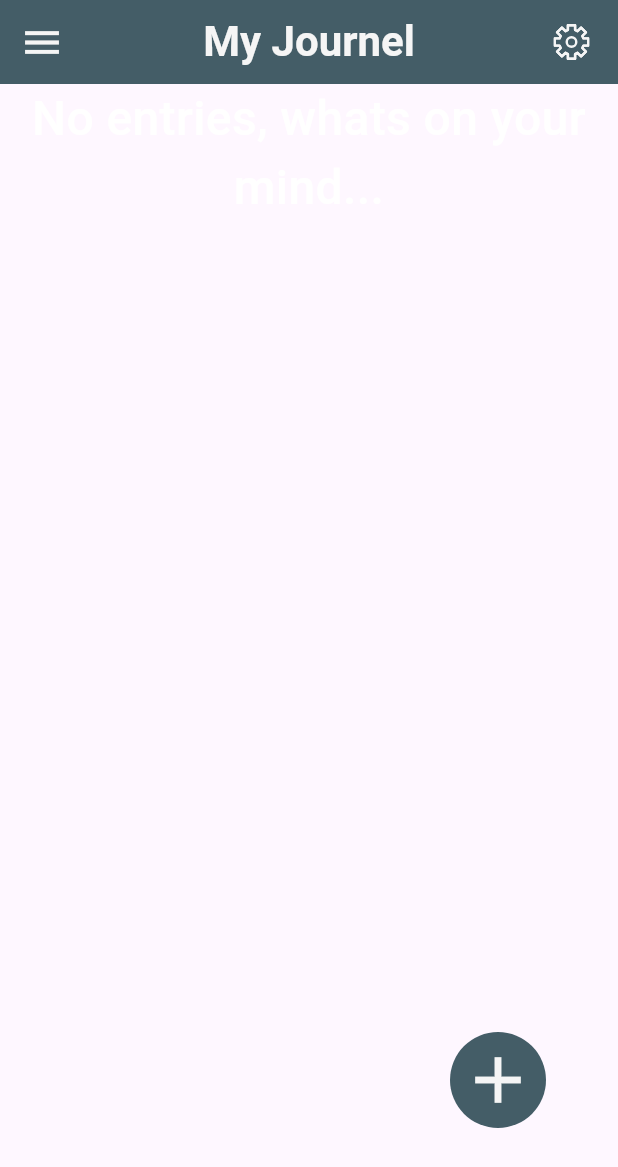
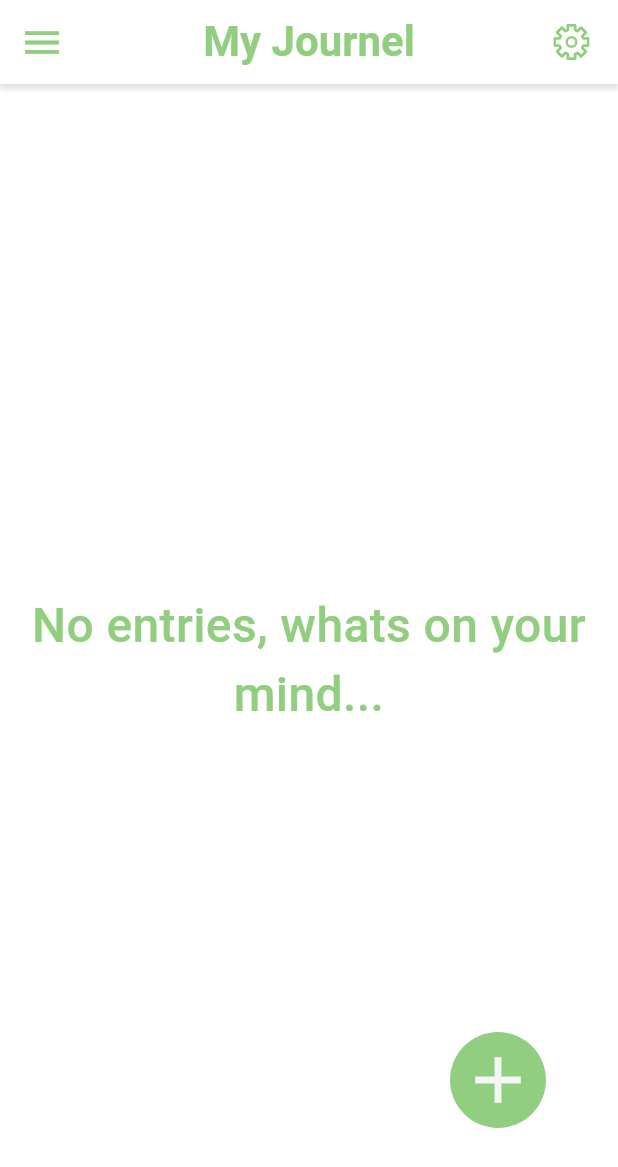
Before and after one commit to kwe92/Journal-App, a Flutter app: the JournalView screen opened by its route, on a phone screen of 412 x 824 dp. Shown: the top 1167 px of the screen. Run offline on Flutter 3.47's test engine with Material 2 defaults, Android fonts, the phone set to English and light mode, and no system bars; our stand-ins replace auto_route, email_validator, flutter_hooks, flutter_multi_formatter, flutter_secure_storage, flutter_svg and 4 more; missing offline and left inert: stacked_hooks; accounts and stored records are empty; network calls fail; statements that could not run were skipped.

Commit message:
refact: added padding to JournalContent | added shadow to AppBar | changed color globally

```diff
--- a/lib/app/theme/colors.dart
+++ b/lib/app/theme/colors.dart
@@ -7,18 +7,32 @@ class AppColors {
   // static const offGrey = lightGreen;
 
   static const offWhite = Color(0xffF5F5F5);
+
   static const blue0 = Color(0xff1e91ff);
+
   static const blue1 = Color(0xff016595);
+
   static const blueGrey0 = Color(0xff545F68);
+
   // static const journalBackground = Color(0xff00d2ff);
+
   static const journalBackground = Color(0xffffffff);
+
   static final splashColor = blue1.withOpacity(0.25);
+
   static const lightGreen = Color(0xff91ce7f);
 
   static const moodAwesome = Color(0xfffcb39c);
 
   static const moodHappy = Color(0xfffbe29c);
+
   static const moodOkay = Color(0xFF676E6A);
+
   static const moodBad = Color(0xffa9efe1);
+
   static const moodTerible = Color(0xffaed9e0);
+
+  static const appBar = lightGreen;
+
+  static final shadowColor = Colors.black.withOpacity(0.15);
 }
--- a/lib/app/theme/theme.dart
+++ b/lib/app/theme/theme.dart
@@ -6,15 +6,19 @@ class AppTheme {
   const AppTheme._();
 
   static ThemeData getTheme() => ThemeData(
+        // default Scaffold color is somewhat off white
+        scaffoldBackgroundColor: Colors.white,
         useMaterial3: true,
         appBarTheme: appBarTheme,
         textTheme: textTheme,
         inputDecorationTheme: inputTheme,
         textSelectionTheme: TextSelectionThemeData(
           cursorColor: AppColors.blue1,
+
           // selectionColor: text highlight color
           selectionColor: AppColors.blue1.withOpacity(0.15),
         ),
+
         // change selectionHandleColor on IOS
         cupertinoOverrideTheme: const CupertinoThemeData(
           primaryColor: AppColors.blue1,
@@ -25,12 +29,17 @@ class AppTheme {
 }
 
 const AppBarTheme appBarTheme = AppBarTheme(
-  backgroundColor: AppColors.offGrey,
+  // backgroundColor: AppColors.offGrey,
+  // backgroundColor: AppColors.offWhite,
+  backgroundColor: Colors.white,
+  // shadowColor: Colors.red,
+  // elevation: 1,
 );
 
 final TextTheme textTheme = TextTheme(
+  // App Bar Title styling
   titleLarge: TextStyle(
-    foreground: Paint()..color = AppColors.offWhite,
+    foreground: Paint()..color = AppColors.appBar,
     fontSize: 28,
     fontWeight: FontWeight.w700,
   ),
@@ -89,6 +98,7 @@ final lightGreenButtonTheme = OutlinedButtonThemeData(style: lightGreenButtonSty
 
 final blueButtonStyle = ButtonStyle(
   shape: resolver((states) => const StadiumBorder(side: BorderSide.none)),
+  side: resolver((state) => BorderSide.none),
   backgroundColor: resolver((states) => AppColors.blue1),
   textStyle: resolver(
     (states) => TextStyle(
@@ -100,11 +110,10 @@ final blueButtonStyle = ButtonStyle(
 );
 
 final offGreyButtonStyle = blueButtonStyle.copyWith(
-  backgroundColor: resolver((state) => AppColors.offGrey),
+  backgroundColor: resolver((state) => AppColors.offGrey.withOpacity(0.25)),
 );
 
 final lightGreenButtonStyle = blueButtonStyle.copyWith(
-  side: resolver((state) => BorderSide.none),
   backgroundColor: resolver((state) => AppColors.lightGreen),
 );
 
--- a/lib/features/addEntry/ui/add_entry_view.dart
+++ b/lib/features/addEntry/ui/add_entry_view.dart
@@ -57,7 +57,6 @@ class AddEntryView extends StatelessWidget {
             Padding(
               padding: const EdgeInsets.symmetric(horizontal: 24.0),
               child: SelectableButton(
-                  mainTheme: offGreyButtonTheme,
                   onPressed: () async {
                     if ((formKey.currentState?.validate() ?? false) && model.ready) {
                       final Response response = await model.addEntry(NewEntry(moodType: moodType, content: model.content!.trim()));
--- a/lib/features/entry/ui/entry_view.dart
+++ b/lib/features/entry/ui/entry_view.dart
@@ -69,7 +69,6 @@ class EntryView extends StatelessWidget {
               Padding(
                 padding: const EdgeInsets.symmetric(horizontal: 24.0),
                 child: SelectableButton(
-                  mainTheme: offGreyButtonTheme,
                   onPressed: () async {
                     if (model.readOnly) {
                       model.setReadOnly(false);
@@ -97,7 +96,6 @@ class EntryView extends StatelessWidget {
               Padding(
                 padding: const EdgeInsets.symmetric(horizontal: 24.0),
                 child: SelectableButton(
-                  mainTheme: offGreyButtonTheme,
                   onPressed: () async {
                     final bool deleteContinued = await toastService.popupMenu<bool>(
                       context,
--- a/lib/features/journal/ui/journal_view.dart
+++ b/lib/features/journal/ui/journal_view.dart
@@ -26,24 +26,24 @@ class JournalView extends StatelessWidget {
       builder: (context, model, child) {
         return BaseScaffold(
           title: "My Journel",
-          body: ListView.builder(
+          body: Center(
+            child: ListView.builder(
               // used to cented Text widget when there are no entries
               shrinkWrap: model.journalEntries.isEmpty ? true : false,
               itemCount: model.journalEntries.isEmpty ? 1 : model.journalEntries.length,
               itemBuilder: (BuildContext context, int i) {
                 return model.journalEntries.isEmpty
-                  ? const Center(
-                      child: Text(
+                    ? const Text(
                         "No entries, whats on your mind...",
                         textAlign: TextAlign.center,
                         style: TextStyle(
-                          color: Colors.white,
+                          color: AppColors.lightGreen,
                           fontSize: 32,
-                        ),
                         ),
                       )
                     : JournalEntry(index: i, journalEntry: model.journalEntries[i]);
               },
+            ),
           ),
           // Open menu to the side
           drawer: Drawer(
--- a/lib/features/journal/ui/widget/add_button.dart
+++ b/lib/features/journal/ui/widget/add_button.dart
@@ -25,7 +25,7 @@ class AddButton extends StatelessWidget {
         width: size,
         height: size,
         decoration: const BoxDecoration(
-          color: AppColors.offGrey,
+          color: AppColors.lightGreen,
           borderRadius: BorderRadius.all(
             Radius.circular(size / 2),
           ),
--- a/lib/features/journal/ui/widget/journal_content.dart
+++ b/lib/features/journal/ui/widget/journal_content.dart
@@ -24,7 +24,6 @@ class JournalContent extends StatelessWidget {
           maxHeight: 250,
           minWidth: double.infinity,
         ),
-        // TODO: review why decorated box is needed | https://stackoverflow.com/questions/48675781/flutter-correct-way-to-create-a-box-that-starts-at-minheight-grows-to-maxheig
         child: Padding(
           padding: const EdgeInsets.symmetric(horizontal: 16),
           child: DecoratedBox(
@@ -35,7 +34,9 @@ class JournalContent extends StatelessWidget {
               ),
             ),
             child: Padding(
-              padding: const EdgeInsets.only(left: 16, right: 16, top: 24),
+              // padding: const EdgeInsets.only(left: 16, right: 16, top: 24),
+              padding: const EdgeInsets.symmetric(horizontal: 16, vertical: 24),
+
               child: Text(
                 content,
                 overflow: TextOverflow.fade,
--- a/lib/features/journal/ui/widget/journal_entry.dart
+++ b/lib/features/journal/ui/widget/journal_entry.dart
@@ -46,13 +46,11 @@ class JournalEntry extends StatelessWidget {
               ),
               gap12,
               MoodTile(mood: mood),
-              // TODO: add date and mood tiles
             ],
           ),
           const SizedBox(
             height: 12,
           ),
-          // TODO: replace with JournalContent
           JournalContent(
             onPressed: () => appRouter.pushAndPopUntil(EntryRoute(entry: journalEntry), predicate: (route) => false),
             moodBackgroundColor: mood.moodColorBackground,
--- a/lib/features/mood/ui/widgets/mood_card.dart
+++ b/lib/features/mood/ui/widgets/mood_card.dart
@@ -1,5 +1,6 @@
 import 'package:flutter/material.dart';
 import 'package:flutter_svg/svg.dart';
+import 'package:journal_app/app/theme/colors.dart';
 import 'package:journal_app/features/mood/models/mood.dart';
 
 class MoodCard extends StatelessWidget {
@@ -28,7 +29,7 @@ class MoodCard extends StatelessWidget {
         boxShadow: [
           BoxShadow(
             offset: const Offset(0, 2),
-            color: Colors.black.withOpacity(0.15),
+            color: AppColors.shadowColor,
             blurRadius: 4,
             spreadRadius: 2,
           ),
--- a/lib/features/shared/services/toast_service.dart
+++ b/lib/features/shared/services/toast_service.dart
@@ -65,7 +65,6 @@ class ToastService {
                                   ],
                                 )
                               : SelectableButton(
-                                  mainTheme: offGreyButtonTheme,
                                   onPressed: () {
                                     appRouter.pop(buttonOption.value);
                                   },
--- a/lib/features/shared/ui/base_scaffold.dart
+++ b/lib/features/shared/ui/base_scaffold.dart
@@ -22,20 +22,36 @@ class BaseScaffold extends StatelessWidget {
   @override
   Widget build(BuildContext context) => SafeArea(
         child: Scaffold(
-          appBar: AppBar(
+          appBar: PreferredSize(
+            preferredSize: const Size.fromHeight(56),
+            child: Container(
+              decoration: BoxDecoration(boxShadow: [
+                BoxShadow(
+                  offset: const Offset(0, 2),
+                  color: AppColors.shadowColor,
+                  blurRadius: 3,
+                  spreadRadius: 1,
+                ),
+              ]),
+              child: AppBar(
                 title: Text(title),
                 centerTitle: true,
                 iconTheme: const IconThemeData(
-              color: AppColors.offWhite,
+                  color: AppColors.appBar,
                   size: 30,
                 ),
                 leading: leading,
                 actions: [
                   Padding(
                     padding: const EdgeInsets.all(16.0),
-                child: SvgPicture.asset("assets/images/setings_icon.svg"),
+                    child: SvgPicture.asset(
+                      "assets/images/setings_icon.svg",
+                      color: AppColors.appBar,
+                    ),
                   ),
                 ],
+              ),
+            ),
           ),
           body: body,
           floatingActionButton: floatingActionButton,
@@ -44,3 +60,11 @@ class BaseScaffold extends StatelessWidget {
         ),
       );
 }
+
+// AppBar Shadow Color Without Elevation
+
+//   - adding elevation to an AppBar changes the background color of the app bar
+//     this is most noticible when the AppBar background is set to white
+
+//   - wrap the AppBar with a Container and wrap the Container in a PreferredSize widget to set
+//     a shadow color for an AppBar through the Containers decoration propery
--- a/lib/features/shared/ui/button/custom_back_button.dart
+++ b/lib/features/shared/ui/button/custom_back_button.dart
@@ -1,4 +1,5 @@
 import 'package:flutter/material.dart';
+import 'package:journal_app/app/theme/colors.dart';
 
 class CustomBackButton extends StatelessWidget {
   final VoidCallback onPressed;
@@ -15,7 +16,7 @@ class CustomBackButton extends StatelessWidget {
         onPressed: onPressed,
         icon: Icon(
           Icons.arrow_back_ios,
-          color: Colors.white,
+          color: AppColors.appBar,
           size: size,
         ),
       );
--- a/lib/features/shared/ui/button/selectable_button.dart
+++ b/lib/features/shared/ui/button/selectable_button.dart
@@ -21,7 +21,7 @@ class SelectableButton extends StatelessWidget {
       child: InkWell(
         child: Ink(
           child: Theme(
-            data: Theme.of(context).copyWith(outlinedButtonTheme: mainTheme ?? mainButtonTheme),
+            data: Theme.of(context).copyWith(outlinedButtonTheme: mainTheme ?? lightGreenButtonTheme),
             child: OutlinedButton(
               onPressed: onPressed,
               child: Padding(
```
Also changed, not shown: assets/images/mindful_reading.svg (added). Lines whose indentation alone changed are shown as unchanged.
